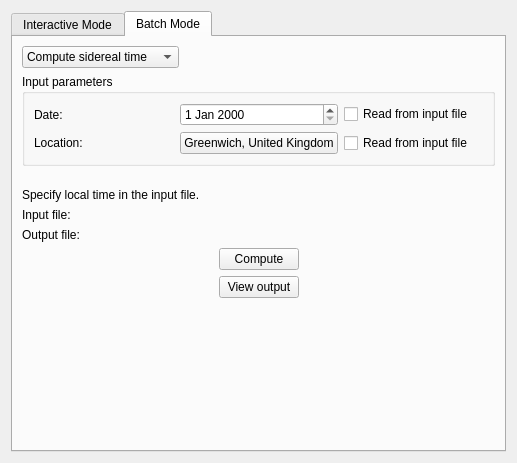
Above: kstars/tools/modcalcsidtime.ui from KDE/kstars before the change. Below: the same form after it.
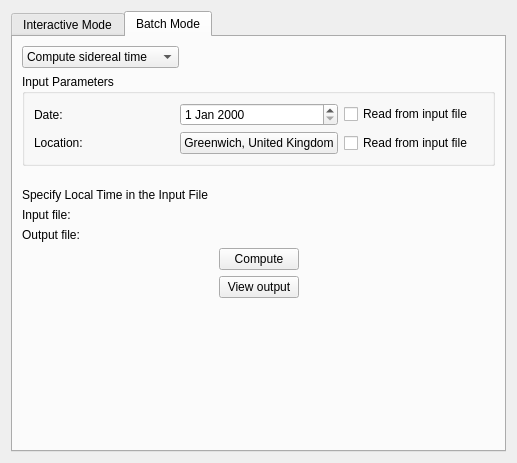
That is the form after the change. The open tabs and pages were chosen to show the change. Custom widgets are drawn as their Qt base class.

What changed in the file:
```diff
--- a/kstars/tools/modcalcsidtime.ui
+++ b/kstars/tools/modcalcsidtime.ui
@@ -187,7 +187,7 @@
        <item>
         <widget class="QGroupBox" name="groupBox">
          <property name="title">
-          <string>Input parameters</string>
+          <string>Input Parameters</string>
          </property>
          <layout class="QGridLayout">
           <item row="0" column="0">
@@ -268,7 +268,7 @@
        <item>
         <widget class="QLabel" name="HelpLabel">
          <property name="text">
-          <string>Specify local time in the input file.</string>
+          <string>Specify Local Time in the Input File</string>
          </property>
         </widget>
        </item>
```
